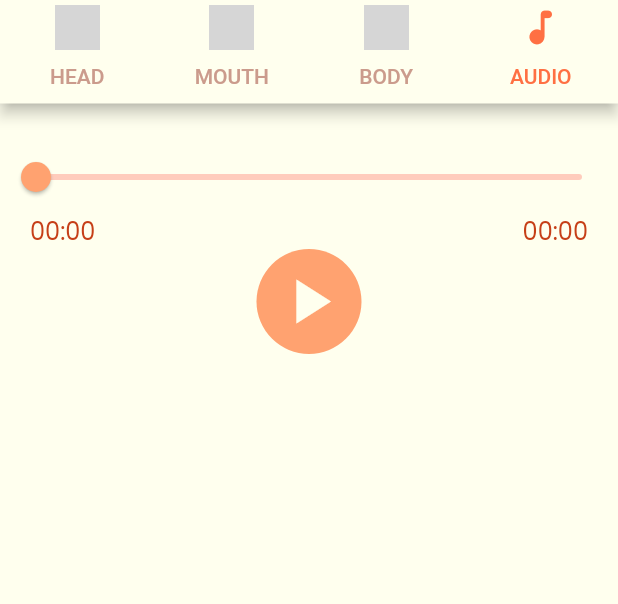
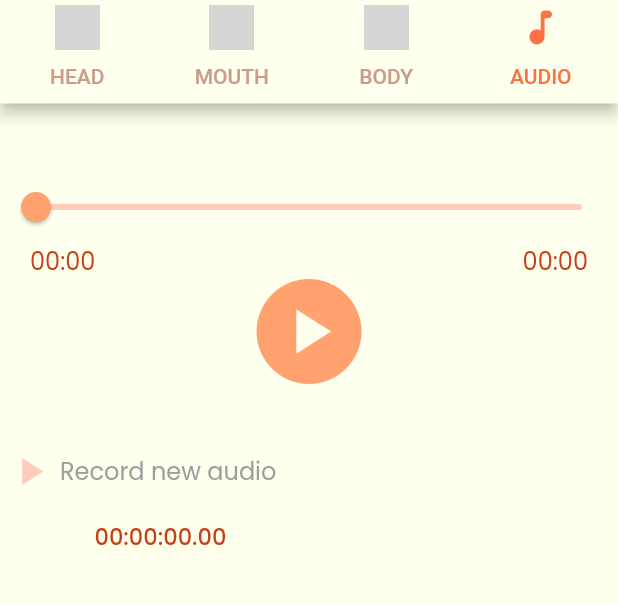
Before and after one commit to karenlander/Animatronics, a Flutter app: the EditMove screen opened directly with empty values, tab 4 chosen, after a tap on the "play arrow" icon, on a phone screen of 412 x 824 dp, the part 120-724 px from its top. Run offline on Flutter 3.47's test engine with Material 2 defaults, Android fonts, the phone set to English and light mode, and no system bars; our stand-ins replace animated_background, audioplayers, firebase_core, firebase_database, firebase_storage, fl_chart and 3 more; missing offline and left inert: flutter_sound_lite; accounts and stored records are empty; network calls fail; grey boxes are pictures that could not be loaded.

Commit message:
Finishing editing audio

```diff
--- /dev/null
+++ b/App/lib/edit-audio.dart
@@ -0,0 +1,162 @@
+import 'package:animatronics/utils.dart';
+import 'package:audioplayers/audioplayers.dart';
+import 'package:firebase_storage/firebase_storage.dart';
+import 'package:flutter/cupertino.dart';
+import 'package:flutter/material.dart';
+import 'package:stop_watch_timer/stop_watch_timer.dart';
+
+import 'external/audio-recorder.dart';
+
+class EditAudio extends StatefulWidget {
+  int moveNumber;
+  EditAudio({Key? key, required this.moveNumber}) : super(key: key);
+
+  @override
+  _EditAudioState createState() => _EditAudioState();
+}
+
+class _EditAudioState extends State<EditAudio> {
+  final audioPlayer = AudioPlayer();
+  bool isPlaying = false;
+  Duration duration = Duration.zero;
+  Duration position = Duration.zero;
+  final recorder = SoundRecorder();
+  final StopWatchTimer _stopWatchTimer = StopWatchTimer();
+
+  void initState() {
+    setAudio();
+    recorder.init();
+    recorder.setRefresh(refresh);
+  }
+
+  Future setAudio() async {
+    audioPlayer.setReleaseMode(ReleaseMode.STOP);
+
+    FirebaseStorage storage = FirebaseStorage.instance;
+    String fileName = "move" + widget.moveNumber.toString() + '.aac';
+    Reference ref = storage.ref().child(fileName);
+    String url = await ref.getDownloadURL();
+    audioPlayer.setUrl(url);
+    audioPlayer.onPlayerStateChanged.listen((state) {
+      setState(() {
+        isPlaying = state == PlayerState.PLAYING;
+      });
+    });
+
+    audioPlayer.onDurationChanged.listen((newDuration) {
+      setState(() {
+        duration = newDuration;
+      });
+    });
+
+    audioPlayer.onAudioPositionChanged.listen((newPosition) {
+      setState(() {
+        position = newPosition;
+      });
+    });
+
+  }
+
+  void dispose() {
+    audioPlayer.dispose();
+    recorder.dispose();
+    _stopWatchTimer.dispose();
+    super.dispose();
+  }
+
+  String _printDuration(Duration duration) {
+    String twoDigits(int n) => n.toString().padLeft(2, "0");
+    String twoDigitMinutes = twoDigits(duration.inMinutes.remainder(60));
+    String twoDigitSeconds = twoDigits(duration.inSeconds.remainder(60));
+    return "$twoDigitMinutes:$twoDigitSeconds";
+  }
+
+  @override
+  Widget build(BuildContext context) {
+    bool isRecording = recorder.isRecording;
+    final icon = isRecording ? Icons.stop : Icons.play_arrow;
+
+    String sDuration = _printDuration(duration);
+    String sPosition = _printDuration(position);
+
+    return Padding(
+      padding: const EdgeInsets.only(top: 45.0),
+      child: Column(
+        children: [
+          Slider(
+            activeColor:lightOrange(),
+            inactiveColor: primaryPink(),
+            min: 0,
+            max: duration.inSeconds.toDouble(),
+            value: position.inSeconds.toDouble(),
+            onChanged: (value) async {
+              final position = Duration(seconds: value.toInt());
+              await audioPlayer.seek(position);
+            },
+          ),
+          Padding(
+            padding: const EdgeInsets.only(right: 20.0, left: 20),
+            child: Row(
+              mainAxisAlignment: MainAxisAlignment.spaceBetween,
+              children: [
+                Text(
+                  sPosition,
+                  style: TextStyle(
+                      color: darkOrange(), fontFamily: 'Poppins', fontSize: 16),
+                ),
+                Text(
+                  sDuration,
+                  style: TextStyle(
+                      color: darkOrange(), fontFamily: 'Poppins', fontSize: 16),
+                ),
+              ],
+            ),
+          ),
+          CircleAvatar(
+            backgroundColor: lightOrange(),
+            radius: 35,
+            child: IconButton(
+              icon: Icon(isPlaying ? Icons.pause : Icons.play_arrow,
+                color: lightPink(),
+              ),
+              iconSize: 50,
+              onPressed: () async {
+                if (isPlaying) {
+                  await audioPlayer.pause();
+                } else {
+                  await audioPlayer.resume();
+                }
+              },
+            ),
+          ),
+          Padding(
+            padding: const EdgeInsets.only(top:38.0),
+            child: textAndIcon(icon, playAndStop,"Record new audio"),
+          ),
+          Padding(
+            padding: const EdgeInsets.only(left :55.0),
+            child: countdown(_stopWatchTimer, Alignment.centerLeft),
+          ),
+        ],
+      ),
+    );
+  }
+
+  void playAndStop() async {
+    final isRecording = await recorder.toggleRecording(widget.moveNumber, true);
+    setState(() {});
+    if(recorder.isRecording){
+      _stopWatchTimer.onExecute.add(StopWatchExecute.reset);
+      _stopWatchTimer.onExecute.add(StopWatchExecute.start);
+    }else{
+      setAudio();
+      setState(() {});
+    }
+  }
+
+  void refresh() {
+    _stopWatchTimer.onExecute.add(StopWatchExecute.stop);
+    setState(() {
+    });
+  }
+}
--- /dev/null
+++ b/App/lib/edit-sensor.dart
@@ -0,0 +1,27 @@
+import 'package:flutter/cupertino.dart';
+
+import 'external/line_chart_sample2.dart';
+
+class EditSensor extends StatefulWidget {
+  const EditSensor({Key? key}) : super(key: key);
+
+  @override
+  _EditSensorState createState() => _EditSensorState();
+}
+
+class _EditSensorState extends State<EditSensor> {
+  @override
+  Widget build(BuildContext context) {
+    return Padding(
+      padding: const EdgeInsets.only(top: 20),
+      child: Column(
+        children: [
+          Padding(
+            padding: const EdgeInsets.all(8.0),
+            child: LineChartSample2(),
+          ),
+        ],
+      ),
+    );
+  }
+}
--- a/App/lib/edit_move_screen.dart
+++ b/App/lib/edit_move_screen.dart
@@ -1,10 +1,8 @@
 import 'package:animatronics/utils.dart';
-import 'package:audioplayers/audioplayers.dart';
-import 'package:firebase_storage/firebase_storage.dart';
 import 'package:flutter/cupertino.dart';
 import 'package:flutter/material.dart';
-
-import 'external/line_chart_sample2.dart';
+import 'edit-audio.dart';
+import 'edit-sensor.dart';
 
 class EditMove extends StatefulWidget {
   int moveNumber;
@@ -84,146 +82,3 @@ Tab tabCreator(IconData icon, String text) {
 Tab tabCreatorFromAssets(String image, String text) {
   return Tab(icon: ImageIcon(AssetImage(image), size: 30), text: text);
 }
-
-class EditSensor extends StatefulWidget {
-  const EditSensor({Key? key}) : super(key: key);
-
-  @override
-  _EditSensorState createState() => _EditSensorState();
-}
-
-class _EditSensorState extends State<EditSensor> {
-  @override
-  Widget build(BuildContext context) {
-    return Padding(
-      padding: const EdgeInsets.only(top: 20),
-      child: Column(
-        children: [
-          Padding(
-            padding: const EdgeInsets.all(8.0),
-            child: LineChartSample2(),
-          ),
-        ],
-      ),
-    );
-  }
-}
-
-class EditAudio extends StatefulWidget {
-  int moveNumber;
-  EditAudio({Key? key, required this.moveNumber}) : super(key: key);
-
-  @override
-  _EditAudioState createState() => _EditAudioState();
-}
-
-class _EditAudioState extends State<EditAudio> {
-  final audioPlayer = AudioPlayer();
-  bool isPlaying = false;
-  Duration duration = Duration.zero;
-  Duration position = Duration.zero;
-
-  void initState() {
-    setAudio();
-
-    audioPlayer.onPlayerStateChanged.listen((state) {
-      setState(() {
-        isPlaying = state == PlayerState.PLAYING;
-      });
-    });
-
-    audioPlayer.onDurationChanged.listen((newDuration) {
-      setState(() {
-        duration = newDuration;
-      });
-    });
-
-    audioPlayer.onAudioPositionChanged.listen((newPosition) {
-      setState(() {
-        position = newPosition;
-      });
-    });
-  }
-
-  Future setAudio() async {
-    audioPlayer.setReleaseMode(ReleaseMode.STOP);
-
-    FirebaseStorage storage = FirebaseStorage.instance;
-    String fileName = "move" + widget.moveNumber.toString() + '.aac';
-    Reference ref = storage.ref().child(fileName);
-    String url = await ref.getDownloadURL();
-    audioPlayer.setUrl(url);
-  }
-
-  void dispose() {
-    audioPlayer.dispose();
-    super.dispose();
-  }
-
-  String _printDuration(Duration duration) {
-    String twoDigits(int n) => n.toString().padLeft(2, "0");
-    String twoDigitMinutes = twoDigits(duration.inMinutes.remainder(60));
-    String twoDigitSeconds = twoDigits(duration.inSeconds.remainder(60));
-    return "$twoDigitMinutes:$twoDigitSeconds";
-  }
-
-  @override
-  Widget build(BuildContext context) {
-    String sDuration = _printDuration(duration);
-    String sPosition = _printDuration(position);
-
-    return Padding(
-      padding: const EdgeInsets.only(top: 25.0),
-      child: Column(
-        children: [
-          Slider(
-            activeColor:lightOrange(),
-            inactiveColor: primaryPink(),
-            min: 0,
-            max: duration.inSeconds.toDouble(),
-            value: position.inSeconds.toDouble(),
-            onChanged: (value) async {
-              final position = Duration(seconds: value.toInt());
-              await audioPlayer.seek(position);
-            },
-          ),
-          Padding(
-            padding: const EdgeInsets.only(right: 20.0, left: 20),
-            child: Row(
-              mainAxisAlignment: MainAxisAlignment.spaceBetween,
-              children: [
-                Text(
-                  sPosition,
-                  style: TextStyle(
-                      color: darkOrange(), fontFamily: 'Poppins', fontSize: 16),
-                ),
-                Text(
-                  sDuration,
-                  style: TextStyle(
-                      color: darkOrange(), fontFamily: 'Poppins', fontSize: 16),
-                ),
-              ],
-            ),
-          ),
-          CircleAvatar(
-            backgroundColor: lightOrange(),
-            radius: 35,
-            child: IconButton(
-              icon: Icon(isPlaying ? Icons.pause : Icons.play_arrow,
-                color: lightPink(),
-              ),
-              iconSize: 50,
-              onPressed: () async {
-                if (isPlaying) {
-                  await audioPlayer.pause();
-                } else {
-                  await audioPlayer.resume();
-                }
-              },
-            ),
-          )
-        ],
-      ),
-    );
-  }
-}
--- a/App/lib/utils.dart
+++ b/App/lib/utils.dart
@@ -1,5 +1,6 @@
 import 'package:flutter/cupertino.dart';
 import 'package:flutter/material.dart';
+import 'package:stop_watch_timer/stop_watch_timer.dart';
 
 Color primaryOrange(){
   return Color(0xffff7043);
@@ -108,3 +109,46 @@ Widget newTextButton (String text, onPressedFunction){
     child: Text(text),
   );
 }
+
+Widget greyText(String text){
+  return Align(
+    alignment: Alignment.centerLeft,
+    child: Text(
+      text,
+      style: TextStyle(
+          color: Colors.grey, fontFamily: 'Poppins', fontSize: 16),
+    ),
+  );
+}
+
+Widget textAndIcon(icon,onPressedFunction,text){
+  return  Row(
+    children: [
+      newIcon(icon, 30, onPressedFunction, primaryPink()),
+      greyText(text)
+    ],
+  );
+}
+
+Widget countdown(_stopWatchTimer, alignment) {
+  return Align(
+    alignment: alignment,
+    child: TextButton(
+        style: TextButton.styleFrom(
+          primary: darkOrange(),
+        ),
+        onPressed: () {},
+        child: StreamBuilder<int>(
+            stream: _stopWatchTimer.rawTime,
+            initialData: 0,
+            builder: (context, snapshot) {
+              final value = snapshot.data;
+              final displayTime = StopWatchTimer.getDisplayTime(value!);
+              return Text(displayTime,
+                style: TextStyle(
+                    color: darkOrange(), fontFamily: 'Poppins', fontSize: 15),
+              );
+            }
+        )),
+  );
+}
```
Also changed, not shown: App/lib/external/audio-recorder.dart (+6 -4 lines), App/lib/moves_screen.dart (+3 -23 lines).
